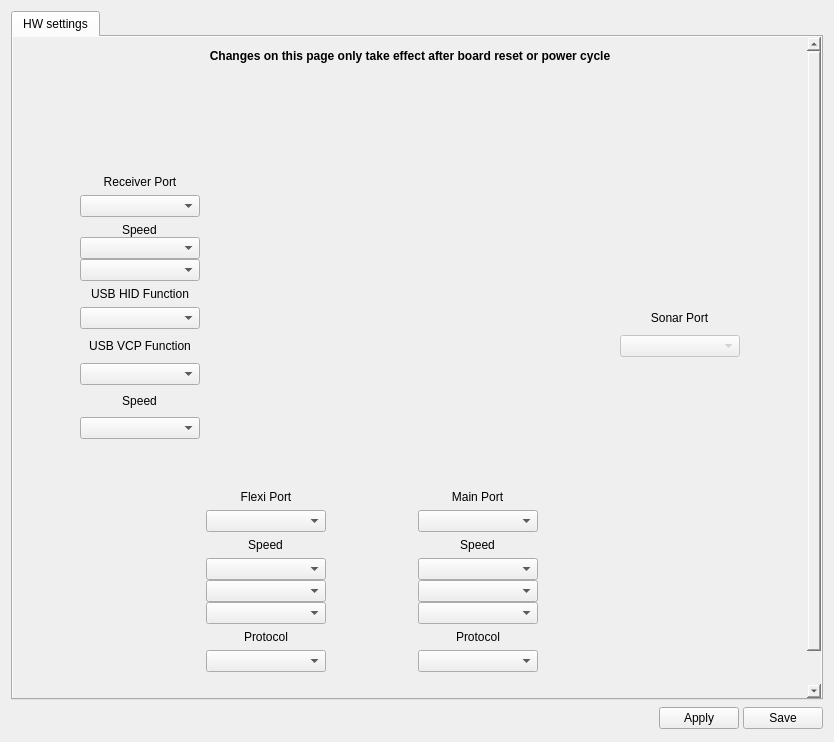
Above: ground/gcs/src/plugins/config/configrevohwwidget.ui from librepilot/LibrePilot before the change. Below: the same form after it.
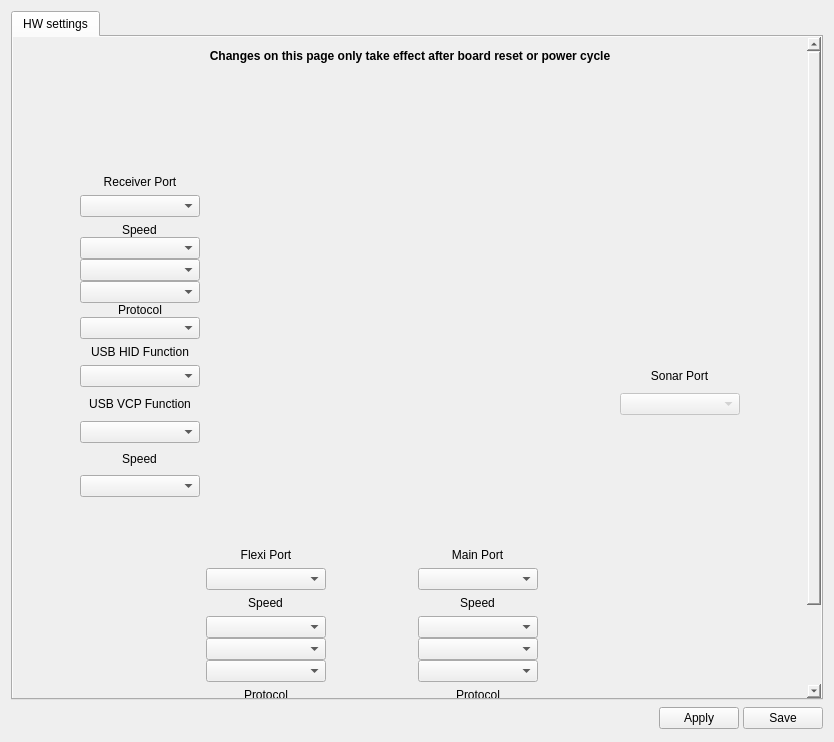
That is the form after the change. Icons and pictures are not drawn.

Commit message: LP-239 This commit adds missing com protocols (GPS) to Revo Flexi IO (rcvrport) including proper GCS handling

```diff
--- a/ground/gcs/src/plugins/config/configrevohwwidget.ui
+++ b/ground/gcs/src/plugins/config/configrevohwwidget.ui
@@ -655,6 +655,28 @@
                  <item>
                   <widget class="QComboBox" name="cbRcvrComSpeed"/>
                  </item>
+                 <item>
+                  <widget class="QComboBox" name="cbRcvrGPSSpeed"/>
+                 </item>
+                 <item alignment="Qt::AlignHCenter">
+                  <widget class="QLabel" name="lblRcvrGPSProtocol">
+                   <property name="sizePolicy">
+                    <sizepolicy hsizetype="Preferred" vsizetype="Fixed">
+                     <horstretch>0</horstretch>
+                     <verstretch>0</verstretch>
+                    </sizepolicy>
+                   </property>
+                   <property name="text">
+                    <string>Protocol</string>
+                   </property>
+                   <property name="alignment">
+                    <set>Qt::AlignBottom|Qt::AlignLeading|Qt::AlignLeft</set>
+                   </property>
+                  </widget>
+                 </item>
+                 <item>
+                  <widget class="QComboBox" name="cbRcvrGPSProtocol"/>
+                 </item>
                 </layout>
                </item>
               </layout>
```
The commit also changes 5 other files.
